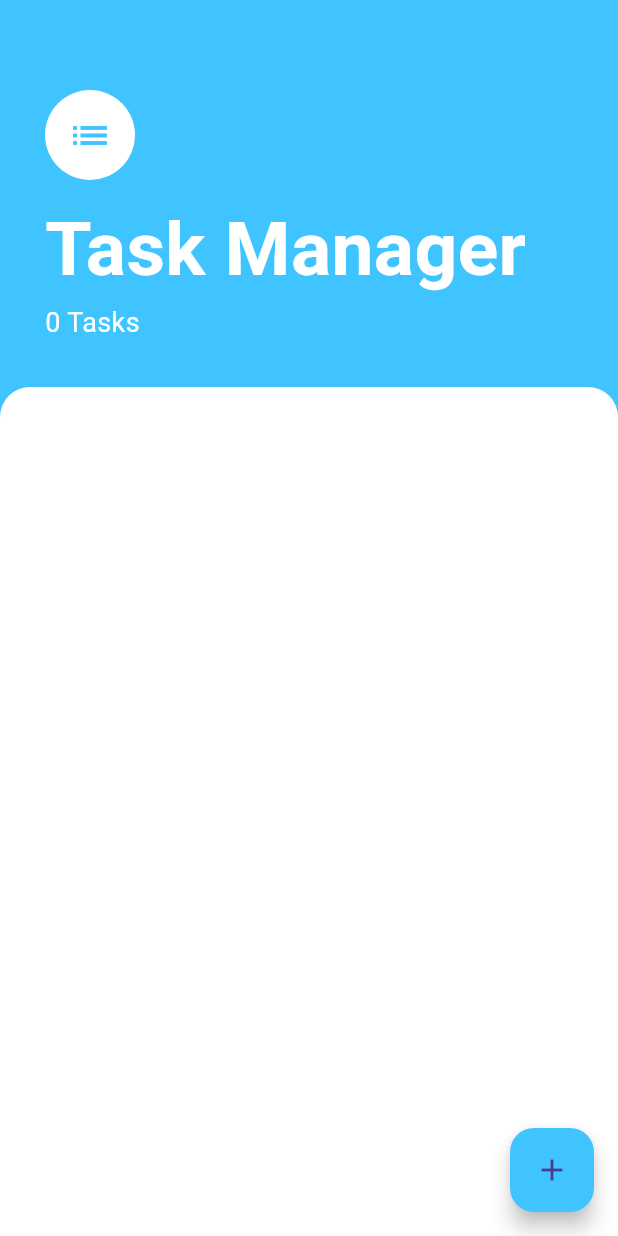
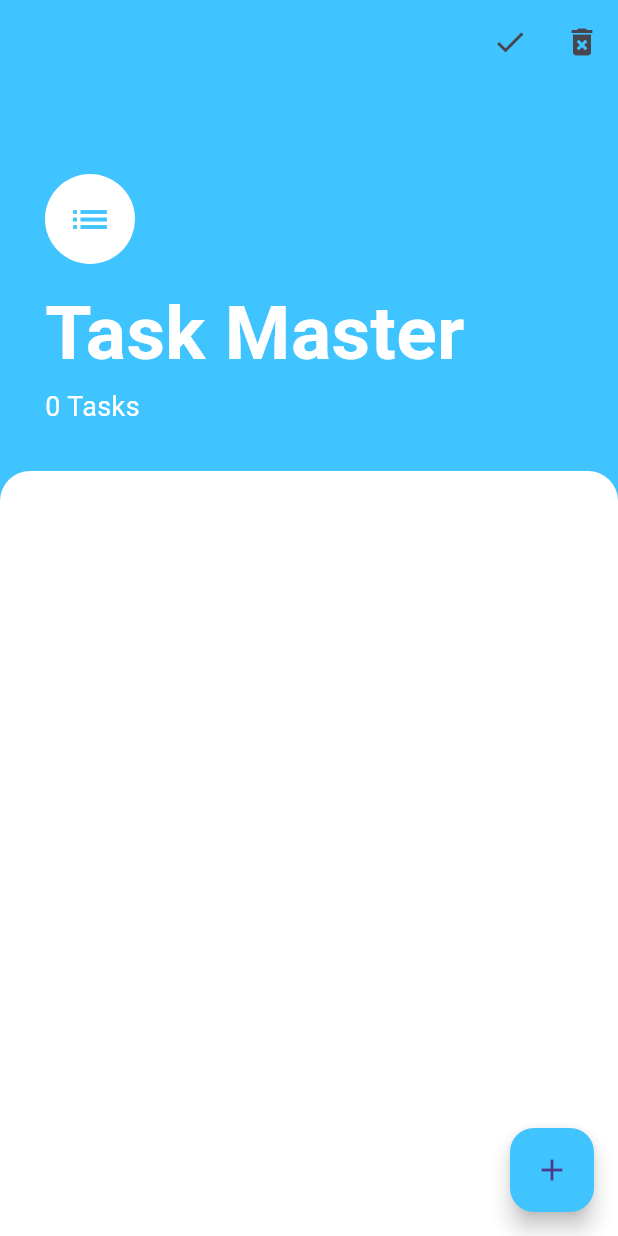
Before and after one commit to angelicamariecachero/Final_Project_AppDev, a Flutter app: the screen it shows after launch, on a phone screen of 412 x 824 dp. Run offline on Flutter 3.47's test engine with Material 3 defaults, Android fonts, the phone set to English and light mode, and no system bars; our stand-ins replace animated_splash_screen, lottie.

Commit message:
Update task_screen.dart

```diff
--- a/lib/screens/task_screen.dart
+++ b/lib/screens/task_screen.dart
@@ -3,12 +3,44 @@ import 'package:provider/provider.dart';
 import 'task_list.dart';
 import 'add_task_screen.dart';
 import '../models/task_data.dart';
+import 'completed_tasks_screen.dart';  // Ensure you import the completed tasks screen
+import 'deleted_tasks_screen.dart';    // Ensure you import the deleted tasks screen
 
 class TaskScreen extends StatelessWidget {
   @override
   Widget build(BuildContext context) {
     return Scaffold(
       backgroundColor: Colors.lightBlueAccent,
+      appBar: AppBar(
+        backgroundColor: Colors.lightBlueAccent,
+        elevation: 0.0,
+        actions: [
+          IconButton(
+            icon: Icon(Icons.check),
+            onPressed: () {
+              Navigator.push(
+                context,
+                MaterialPageRoute(
+                  builder: (context) => CompletedTasksScreen(
+                    tasks: Provider.of<TaskData>(context, listen: false).completedTasks,
+                  ),
+                ),
+              );
+            },
+          ),
+          IconButton(
+            icon: Icon(Icons.delete_forever),
+            onPressed: () {
+              Navigator.push(
+                context,
+                MaterialPageRoute(
+                  builder: (context) => DeletedTasksScreen(),
+                ),
+              );
+            },
+          ),
+        ],
+      ),
       floatingActionButton: FloatingActionButton(
         backgroundColor: Colors.lightBlueAccent,
         child: Icon(Icons.add),
@@ -40,7 +72,7 @@ class TaskScreen extends StatelessWidget {
                   height: 10.0,
                 ),
                 Text(
-                  'Task Manager',
+                  'Task Master',
                   style: TextStyle(
                     color: Colors.white,
                     fontSize: 50.0,
```
